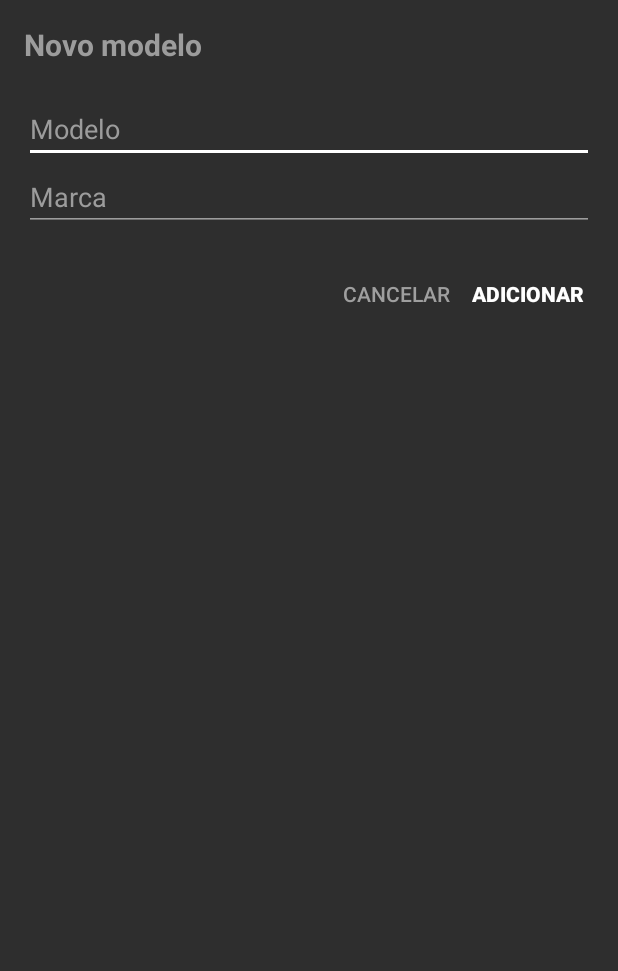
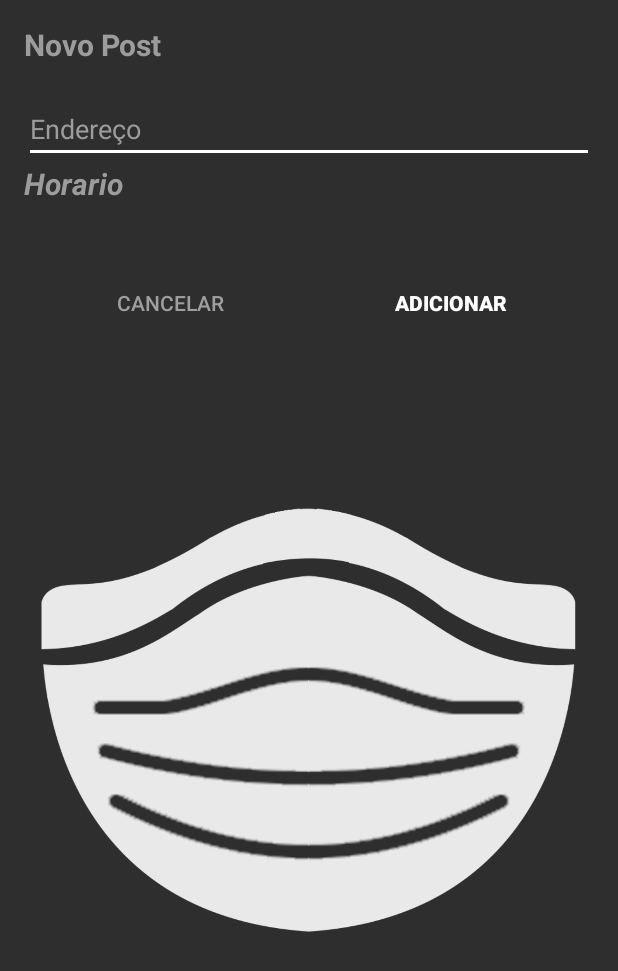
Before and after one commit to pedromihael/DesmascarandoApp, an Android app: the layout new_cellphone_dialog.xml on its own in the app's theme, with its tools: preview values and no code run, on a phone screen of 412 x 824 dp. Shown: the top 971 px of the screen. Run offline under Robolectric (Android 15) with nearby library versions, the phone set to English and light mode, and no system bars.

Commit message:
gallery connected to the new post dialog

```diff
--- a/app/src/main/java/com/pedromihael/desmascarandoapp/CellPhoneOpenHelper.java
+++ b/app/src/main/java/com/pedromihael/desmascarandoapp/CellPhoneOpenHelper.java
@@ -12,7 +12,7 @@ import android.widget.Toast;
 import java.util.ArrayList;
 import java.util.List;
 
-public class CellPhoneOpenHelper extends SQLiteOpenHelper {
+public class  CellPhoneOpenHelper extends SQLiteOpenHelper {
 
     private Context mContext = null;
     private static final int DATABASE_VERSION = 4;
--- a/app/src/main/res/layout/activity_main.xml
+++ b/app/src/main/res/layout/activity_main.xml
@@ -58,4 +58,5 @@
         app:fabSize="auto"
         app:maxImageSize="30dp"
         app:srcCompat="@drawable/ic_menu_camera" />
+
 </androidx.coordinatorlayout.widget.CoordinatorLayout>
--- a/app/src/main/res/layout/new_cellphone_dialog.xml
+++ b/app/src/main/res/layout/new_cellphone_dialog.xml
@@ -1,5 +1,6 @@
 <?xml version="1.0" encoding="utf-8"?>
 <RelativeLayout xmlns:android="http://schemas.android.com/apk/res/android"
+    xmlns:app="http://schemas.android.com/apk/res-auto"
     android:layout_width="match_parent"
     android:layout_height="match_parent"
     android:background="@color/dialog_bg"
@@ -26,38 +27,52 @@
         android:textColorHint="@color/textNormal"
         android:theme="@style/editTextStyle" />
 
-    <EditText
+<!--    <TextView-->
+<!--        android:id="@+id/edit_brand"-->
+<!--        android:layout_width="match_parent"-->
+<!--        android:layout_height="wrap_content"-->
+<!--        android:layout_below="@id/edit_model"-->
+<!--        android:layout_alignParentStart="true"-->
+<!--        android:hint="@string/dialog_placeholder_brand"-->
+<!--        android:text="Horario"-->
+<!--        android:textColor="@color/textNormal"-->
+<!--        android:textColorHint="@color/textNormal"-->
+<!--        android:theme="@style/editTextStyle" />-->
+    <TextView
         android:id="@+id/edit_brand"
         android:layout_width="match_parent"
         android:layout_height="wrap_content"
         android:layout_below="@id/edit_model"
-        android:layout_alignParentStart="true"
-        android:hint="@string/dialog_placeholder_brand"
+        android:layout_marginBottom="20dp"
+        android:text="Horario"
         android:textColor="@color/textNormal"
-        android:textColorHint="@color/textNormal"
-        android:theme="@style/editTextStyle" />
+        android:textSize="20sp"
+        android:textStyle="bold|italic" />
 
     <LinearLayout
-        android:layout_width="match_parent"
+        android:id="@+id/linear"
+        android:layout_width="395dp"
         android:layout_height="wrap_content"
         android:layout_below="@id/edit_brand"
+        android:layout_marginTop="4dp"
         android:gravity="right"
         android:orientation="horizontal">
 
         <Button
             android:id="@+id/cancel_button"
             style="@android:style/Widget.Material.Button.Borderless"
-            android:layout_width="wrap_content"
+            android:layout_width="185dp"
             android:layout_height="wrap_content"
             android:layout_marginTop="18dp"
             android:background="@null"
             android:text="Cancelar"
             android:textColor="@color/negative_option" />
 
+
         <Button
             android:id="@+id/confirm_button"
             style="@android:style/Widget.Material.Button.Borderless"
-            android:layout_width="wrap_content"
+            android:layout_width="190dp"
             android:layout_height="wrap_content"
             android:layout_marginTop="18dp"
             android:background="@null"
@@ -67,4 +82,14 @@
 
     </LinearLayout>
 
+    <ImageView
+        android:id="@+id/imagem_da_galeria"
+        android:layout_width="wrap_content"
+        android:layout_height="487dp"
+        android:layout_below="@id/linear"
+        android:layout_marginTop="10dp"
+        android:layout_weight="1"
+        app:srcCompat="@drawable/mask" />
+
+
 </RelativeLayout>
--- a/app/src/main/res/values/strings.xml
+++ b/app/src/main/res/values/strings.xml
@@ -3,10 +3,10 @@
     <string name="tab_text_1">Desmascarados</string>
     <string name="tab_text_2">Mapa</string>
 
-    <string name="dialog_placeholder_model">Modelo</string>
-    <string name="dialog_placeholder_brand">Marca</string>
+    <string name="dialog_placeholder_model">Endereço</string>
+    <string name="dialog_placeholder_brand">Horario</string>
     <string name="dialog_placeholder_year">Ano do modelo</string>
-    <string name="dialog_title">Novo modelo</string>
+    <string name="dialog_title">Novo Post</string>
     <string name="dialog_negative_button">Cancelar</string>
     <string name="dialog_positive_button">Adicionar</string>
     <string name="card_brand_brand">Marca</string>
```
Also changed, not shown: app/src/main/java/com/pedromihael/desmascarandoapp/MainActivity.java (+5 -32 lines), app/src/main/java/com/pedromihael/desmascarandoapp/NewCellphoneDialog.java (+27 -1 lines).
